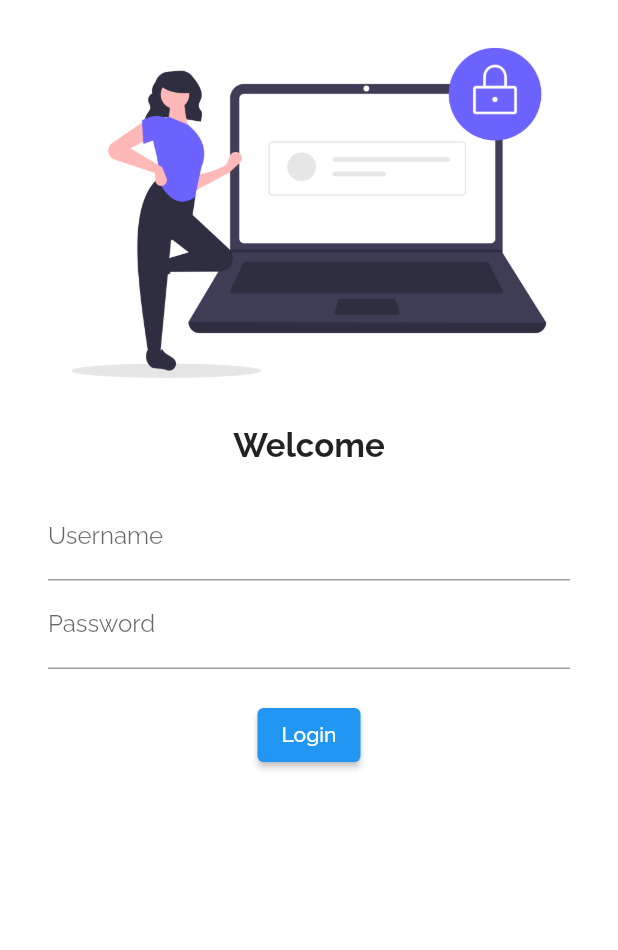
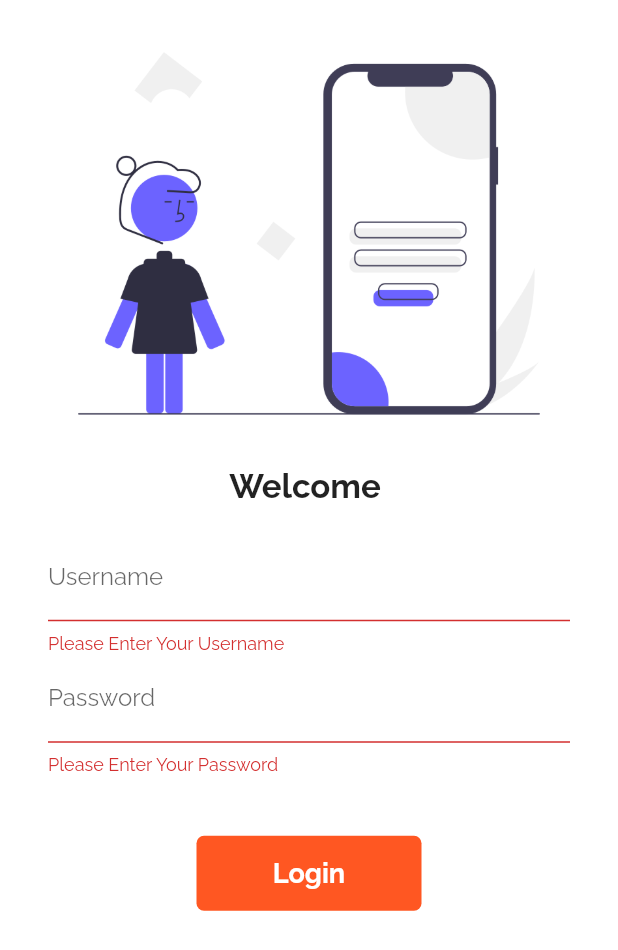
Before and after one commit to Mintu-sys/mylearn1, a Flutter app: the screen it shows after launch, after a tap on "Login", on a phone screen of 412 x 824 dp. Shown: the top 950 px of the screen. Run offline on Flutter 3.47's test engine with Material 2 defaults, Android fonts, the phone set to English and light mode, and no system bars; our stand-ins replace google_fonts.

Commit message:
Login Validation

```diff
--- a/lib/screens/login_page.dart
+++ b/lib/screens/login_page.dart
@@ -1,18 +1,46 @@
 import 'package:flutter/material.dart';
+// import 'package:master_flutter/screens/home_page.dart';
 
-class LoginPage extends StatelessWidget {
+class LoginPage extends StatefulWidget {
+  @override
+  _LoginPageState createState() => _LoginPageState();
+}
+
+class _LoginPageState extends State<LoginPage> {
+  String name = "";
+  bool changeButton = false;
+
+  final _formkey = GlobalKey<FormState>();
+
+  moveTohome(BuildContext context) async {
+    if (_formkey.currentState!.validate()) {
+      setState(() {
+        changeButton = true;
+      });
+
+      await Future.delayed(Duration(seconds: 1));
+      await Navigator.pushNamed(context, "/login");
+      setState(() {
+        changeButton = false;
+      });
+    }
+  }
+
   @override
   Widget build(BuildContext context) {
     return Material(
         color: Colors.white,
+        child: SingleChildScrollView(
+          child: Form(
+            key: _formkey,
             child: Column(
               children: [
                 Image.asset(
-              "assets/images/login_img.png",
+                  "assets/images/mobile_login.png",
                   fit: BoxFit.cover,
                 ),
                 Text(
-              "Welcome",
+                  "Welcome $name",
                   style: TextStyle(
                     fontSize: 22,
                     fontWeight: FontWeight.bold,
@@ -22,8 +50,8 @@ class LoginPage extends StatelessWidget {
                   height: 10.0,
                 ),
                 Padding(
-              padding:
-                  const EdgeInsets.symmetric(vertical: 8.0, horizontal: 32.0),
+                  padding: const EdgeInsets.symmetric(
+                      vertical: 8.0, horizontal: 32.0),
                   child: Column(
                     children: [
                       TextFormField(
@@ -31,6 +59,16 @@ class LoginPage extends StatelessWidget {
                           labelText: "Username",
                           hintText: "Enter Your Username",
                         ),
+                        onChanged: (value) {
+                          name = value;
+                          setState(() {});
+                        },
+                        validator: (value) {
+                          if (value!.isEmpty) {
+                            return "Please Enter Your Username";
+                          }
+                          return null;
+                        },
                       ),
                       TextFormField(
                         obscureText: true,
@@ -38,20 +76,49 @@ class LoginPage extends StatelessWidget {
                           labelText: "Password",
                           hintText: "Enter Your Password",
                         ),
+                        validator: (value) {
+                          if (value!.isEmpty) {
+                            return "Please Enter Your Password";
+                          } else if (value.length < 8) {
+                            return "Please Enter at least 8";
+                          }
+                          return null;
+                        },
                       ),
                       SizedBox(
-                    height: 20.0,
+                        height: 40.0,
                       ),
-                  ElevatedButton(
-                    child: Text("Login"),
-                    onPressed: () {
-                      print("Hi Login");
-                    },
+                      Material(
+                        color: Colors.deepOrange,
+                        borderRadius:
+                            BorderRadius.circular(changeButton ? 50 : 5),
+                        child: InkWell(
+                          onTap: () => moveTohome(context),
+                          child: AnimatedContainer(
+                            duration: Duration(seconds: 1),
+                            width: changeButton ? 50 : 150,
+                            height: 50,
+                            alignment: Alignment.center,
+                            child: changeButton
+                                ? Icon(
+                                    Icons.done,
+                                    color: Colors.white,
+                                  )
+                                : Text("Login",
+                                    style: TextStyle(
+                                      color: Colors.white,
+                                      fontWeight: FontWeight.bold,
+                                      fontSize: 18,
+                                    )),
+                          ),
+                        ),
                       ),
                     ],
                   ),
                 ),
               ],
+            ),
+          ),
         ));
   }
 }
```
Also changed, not shown: assets/images/mobile_login.png (added). Lines whose indentation alone changed are shown as unchanged.
